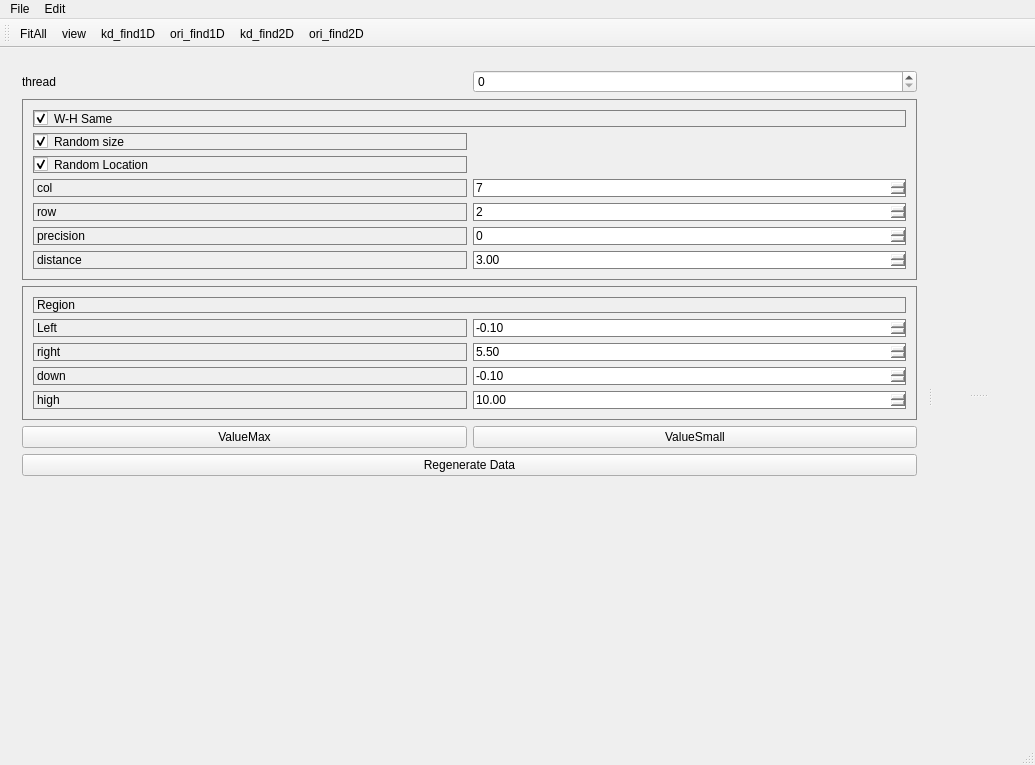
Old version of the form OccDebuger/MainWindowOcc.ui in the repository WisdomToNorth/OccDemo.
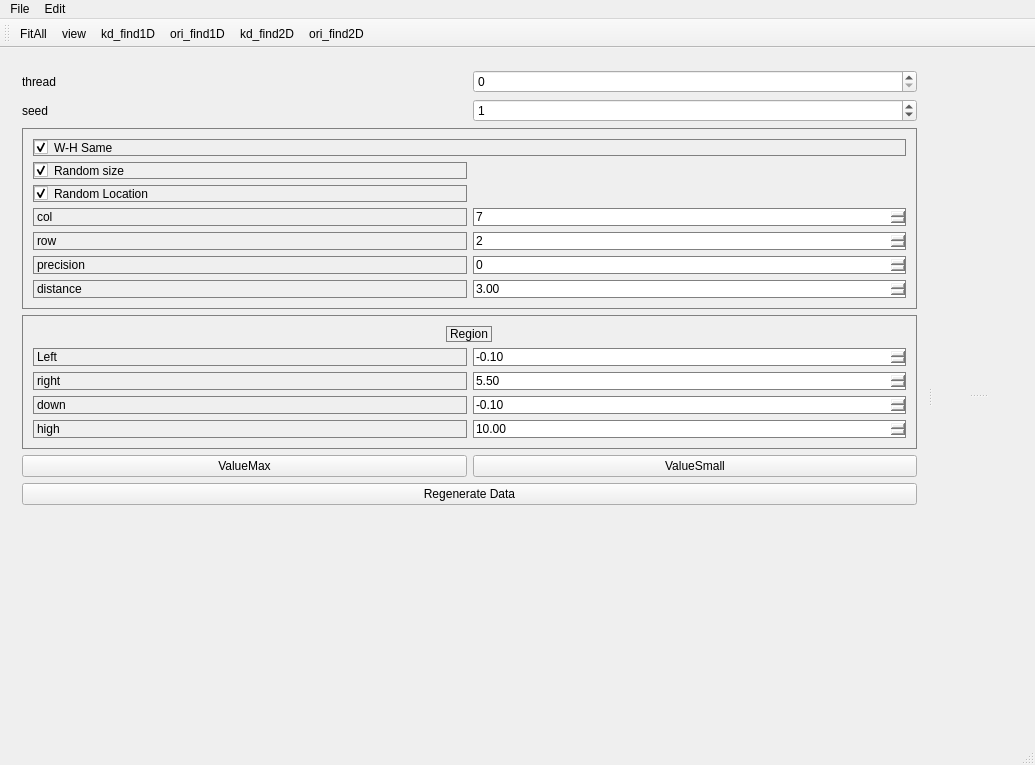
New version of the form.

Commit message: add seed setting; remove python files

```diff
--- a/OccDebuger/MainWindowOcc.ui
+++ b/OccDebuger/MainWindowOcc.ui
@@ -24,8 +24,33 @@
        <enum>Qt::Horizontal</enum>
       </property>
       <widget class="QWidget" name="widget_param" native="true">
-       <layout class="QGridLayout" name="gridLayout_7" rowstretch="0,0,0,0,1,0">
-        <item row="1" column="0" colspan="2">
+       <layout class="QGridLayout" name="gridLayout_7" rowstretch="0,0,0,0,1,0,0">
+        <item row="4" column="0" colspan="2">
+         <layout class="QGridLayout" name="gridLayout_6">
+          <item row="0" column="0">
+           <widget class="QPushButton" name="pb_valueMax">
+            <property name="text">
+             <string>ValueMax</string>
+            </property>
+           </widget>
+          </item>
+          <item row="0" column="1">
+           <widget class="QPushButton" name="pb_valueSmall">
+            <property name="text">
+             <string>ValueSmall</string>
+            </property>
+           </widget>
+          </item>
+         </layout>
+        </item>
+        <item row="0" column="0">
+         <widget class="QLabel" name="label_5">
+          <property name="text">
+           <string>thread</string>
+          </property>
+         </widget>
+        </item>
+        <item row="2" column="0" colspan="2">
          <widget class="QWidget" name="widget_2" native="true">
           <property name="styleSheet">
            <string notr="true">border:1px solid gray</string>
@@ -133,20 +158,27 @@
           </layout>
          </widget>
         </item>
-        <item row="0" column="0">
-         <widget class="QLabel" name="label_5">
+        <item row="0" column="1">
+         <widget class="QSpinBox" name="sb_core">
+          <property name="maximum">
+           <number>64</number>
+          </property>
+         </widget>
+        </item>
+        <item row="5" column="0" colspan="2">
+         <widget class="QPushButton" name="pb_generate">
           <property name="text">
-           <string>thread</string>
+           <string>Regenerate Data</string>
           </property>
          </widget>
         </item>
-        <item row="2" column="0" colspan="2">
+        <item row="3" column="0" colspan="2">
          <widget class="QWidget" name="widget" native="true">
           <property name="styleSheet">
            <string notr="true">border:1px solid gray</string>
           </property>
           <layout class="QGridLayout" name="gridLayout_3" rowstretch="0,0">
-           <item row="0" column="0">
+           <item row="0" column="0" alignment="Qt::AlignHCenter">
             <widget class="QLabel" name="label">
              <property name="text">
               <string>Region</string>
@@ -252,39 +284,7 @@
           </layout>
          </widget>
         </item>
-        <item row="4" column="0" colspan="2">
-         <widget class="QPushButton" name="pb_generate">
-          <property name="text">
-           <string>Regenerate Data</string>
-          </property>
-         </widget>
-        </item>
-        <item row="3" column="0" colspan="2">
-         <layout class="QGridLayout" name="gridLayout_6">
-          <item row="0" column="0">
-           <widget class="QPushButton" name="pb_valueMax">
-            <property name="text">
-             <string>ValueMax</string>
-            </property>
-           </widget>
-          </item>
-          <item row="0" column="1">
-           <widget class="QPushButton" name="pb_valueSmall">
-            <property name="text">
-             <string>ValueSmall</string>
-            </property>
-           </widget>
-          </item>
-         </layout>
-        </item>
-        <item row="0" column="1">
-         <widget class="QSpinBox" name="sb_core">
-          <property name="maximum">
-           <number>64</number>
-          </property>
-         </widget>
-        </item>
-        <item row="5" column="0" colspan="2">
+        <item row="6" column="0" colspan="2">
          <spacer name="verticalSpacer">
           <property name="orientation">
            <enum>Qt::Vertical</enum>
@@ -297,6 +297,23 @@
           </property>
          </spacer>
         </item>
+        <item row="1" column="0">
+         <widget class="QLabel" name="label_7">
+          <property name="text">
+           <string>seed</string>
+          </property>
+         </widget>
+        </item>
+        <item row="1" column="1">
+         <widget class="QSpinBox" name="sb_seed">
+          <property name="maximum">
+           <number>64</number>
+          </property>
+          <property name="value">
+           <number>1</number>
+          </property>
+         </widget>
+        </item>
        </layout>
       </widget>
       <widget class="QSplitter" name="splitter">
```
The commit also changes 10 other files.
